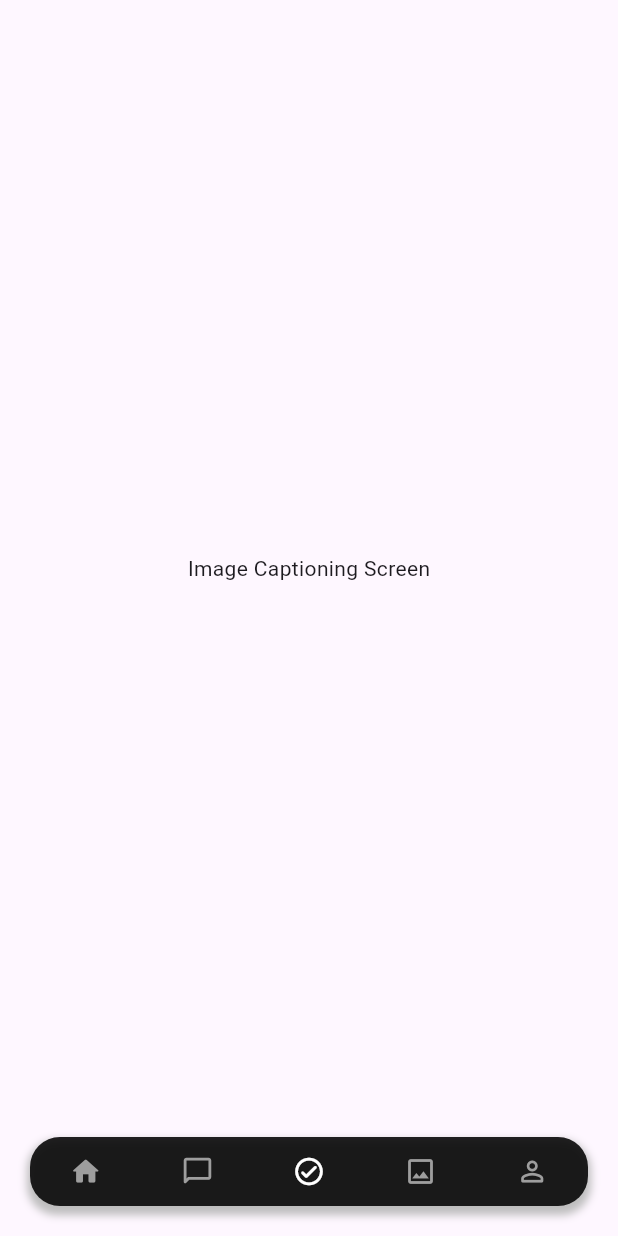
After one commit to shivhub09/AiFusion, a Flutter app: the screen it shows after launch, item 3 of the bottom bar chosen, on a phone screen of 412 x 824 dp. The commit adds this screen. Run offline on Flutter 3.47's test engine with Material 3 defaults, Android fonts, the phone set to English and light mode, and no system bars; our stand-ins replace awesome_bottom_bar, flutter_bloc.

Commit message:
bottom navigator bar

```diff
--- /dev/null
+++ b/frontend/lib/features/ImageCaptioning/ui/imageCaptioning.dart
@@ -0,0 +1,17 @@
+import 'package:flutter/material.dart';
+
+class ImageCaptioningScreen extends StatefulWidget {
+  const ImageCaptioningScreen({super.key});
+
+  @override
+  State<ImageCaptioningScreen> createState() => _ImageCaptioningScreenState();
+}
+
+class _ImageCaptioningScreenState extends State<ImageCaptioningScreen> {
+  @override
+  Widget build(BuildContext context) {
+    return Scaffold(
+      body: Center(child: Text("Image Captioning Screen"),),
+    );
+  }
+}
--- a/frontend/lib/main.dart
+++ b/frontend/lib/main.dart
@@ -1,6 +1,5 @@
 import 'package:flutter/material.dart';
-
-import 'features/home/Home.dart';
+import 'package:frontend/mainScreen.dart';
 
 void main() {
   runApp(const MyApp());
@@ -19,7 +18,7 @@ class MyApp extends StatelessWidget {
         colorScheme: ColorScheme.fromSeed(seedColor: Colors.deepPurple),
         useMaterial3: true,
       ),
-      home: MyHomePage(),
+      home: MainScreenPage(),
     );
   }
 }
--- /dev/null
+++ b/frontend/lib/mainScreen.dart
@@ -0,0 +1,69 @@
+import 'package:flutter/material.dart';
+import 'package:awesome_bottom_bar/awesome_bottom_bar.dart';
+import 'features/ChatBot/ui/ChatBotPage.dart';
+import 'features/Home/ui/Home.dart';
+import 'features/ImageCaptioning/ui/imageCaptioning.dart';
+
+class MainScreenPage extends StatefulWidget {
+  const MainScreenPage({super.key});
+
+  @override
+  State<MainScreenPage> createState() => _MainScreenPageState();
+}
+
+const List<TabItem> items = [
+  TabItem(
+    icon: Icons.home_rounded,
+  ),
+  TabItem(
+    icon: Icons.chat_bubble_outline_rounded,
+  ),
+  TabItem(
+    icon: Icons.check_circle_outline_rounded,
+  ),
+  TabItem(
+    icon: Icons.image_outlined,
+  ),
+  TabItem(
+    icon: Icons.person_outline_rounded,
+  ),
+];
+
+class _MainScreenPageState extends State<MainScreenPage> {
+  int visit = 0;
+
+  List screen = [MyHomePage(), ChatBotPage(), ImageCaptioningScreen()];
+  @override
+  Widget build(BuildContext context) {
+    return Scaffold(
+      body: screen[visit],
+      bottomNavigationBar: Container(
+        padding: const EdgeInsets.only(bottom: 20, right: 20, left: 20),
+        color: Colors.transparent,
+        child: BottomBarFloating(
+          boxShadow: [
+            BoxShadow(
+              color: Colors.grey.shade400,
+              spreadRadius: 2,
+              blurRadius: 4,
+              offset: Offset(0, 4),
+            ),
+          ],
+          borderRadius: BorderRadius.circular(20),
+          items: items,
+          backgroundColor: Colors.black87,
+          color: Colors.grey,
+          colorSelected: Colors.white,
+          indexSelected: visit,
+          paddingVertical: 24,
+          onTap: (int index) {
+            setState(() {
+              visit = index;
+            });
+          },
+          animated: true,
+        ),
+      ),
+    );
+  }
+}
--- a/frontend/pubspec.yaml
+++ b/frontend/pubspec.yaml
@@ -30,6 +30,8 @@ environment:
 dependencies:
   flutter:
     sdk: flutter
+  flutter_bloc:
+  bloc:
 
 
   # The following adds the Cupertino Icons font to your application.
```
Also changed, not shown: frontend/lib/features/ChatBot/ui/ChatBotPage.dart (added, +19 -0 lines), frontend/lib/features/Home/ui/Home.dart (added, +22 -0 lines), frontend/lib/features/home/Home.dart (deleted, +0 -86 lines), frontend/pubspec.lock.
